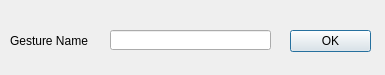
The window that add_gesture.ui (ITT-21SS-UR/assignment-8-jl-8) describes before a commit, drawn with Qt 5.
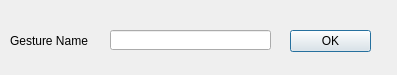
The same window after the commit.

Commit message: modify add gesture label width

What changed in the file:
```diff
--- a/add_gesture.ui
+++ b/add_gesture.ui
@@ -6,7 +6,7 @@
    <rect>
     <x>0</x>
     <y>0</y>
-    <width>385</width>
+    <width>397</width>
     <height>75</height>
    </rect>
   </property>
@@ -34,7 +34,7 @@
     <rect>
      <x>10</x>
      <y>30</y>
-     <width>81</width>
+     <width>91</width>
      <height>21</height>
     </rect>
    </property>
```
